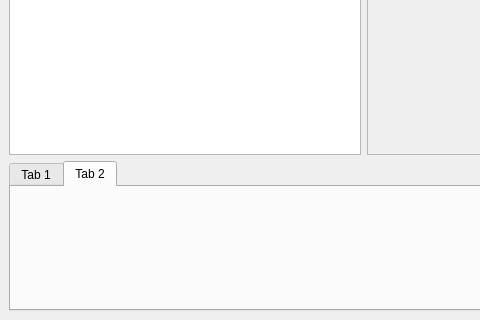
First picture: the form in mainwindow.ui, repository AlenaMcLucas/PyQt5_Matplotlib, before the edit; both pictures show x 0 to 480 and y 305 to 625 of the 1264 by 625 pixel window.
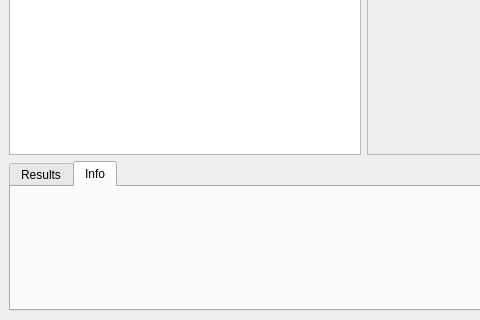
Second picture: the form after the edit. Icons and pictures are not drawn.

Commit message: two tabs for output

```diff
--- a/mainwindow.ui
+++ b/mainwindow.ui
@@ -132,7 +132,7 @@
         </sizepolicy>
        </property>
        <attribute name="title">
-        <string>Tab 1</string>
+        <string>Results</string>
        </attribute>
        <layout class="QGridLayout" name="gridLayout_2">
         <item row="0" column="1">
@@ -313,7 +313,7 @@
         </sizepolicy>
        </property>
        <attribute name="title">
-        <string>Tab 2</string>
+        <string>Info</string>
        </attribute>
        <layout class="QGridLayout" name="gridLayout_3"/>
       </widget>
```
Left out of the diff: 14 changed lines with no effect on the pictures. The commit also changes 2 other files.
